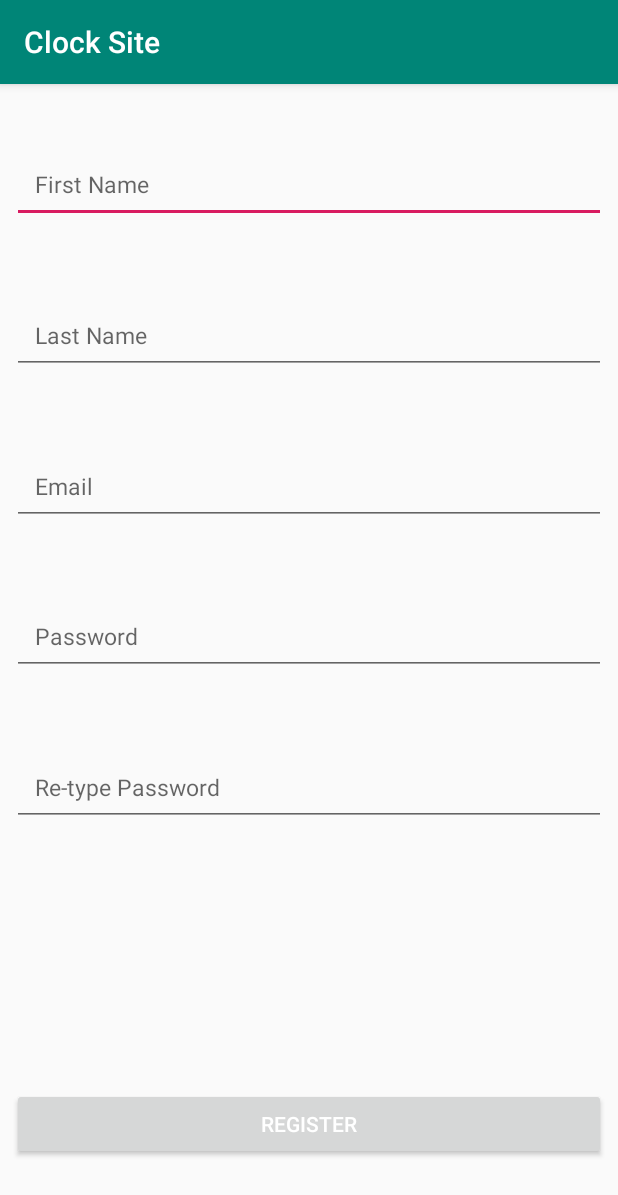
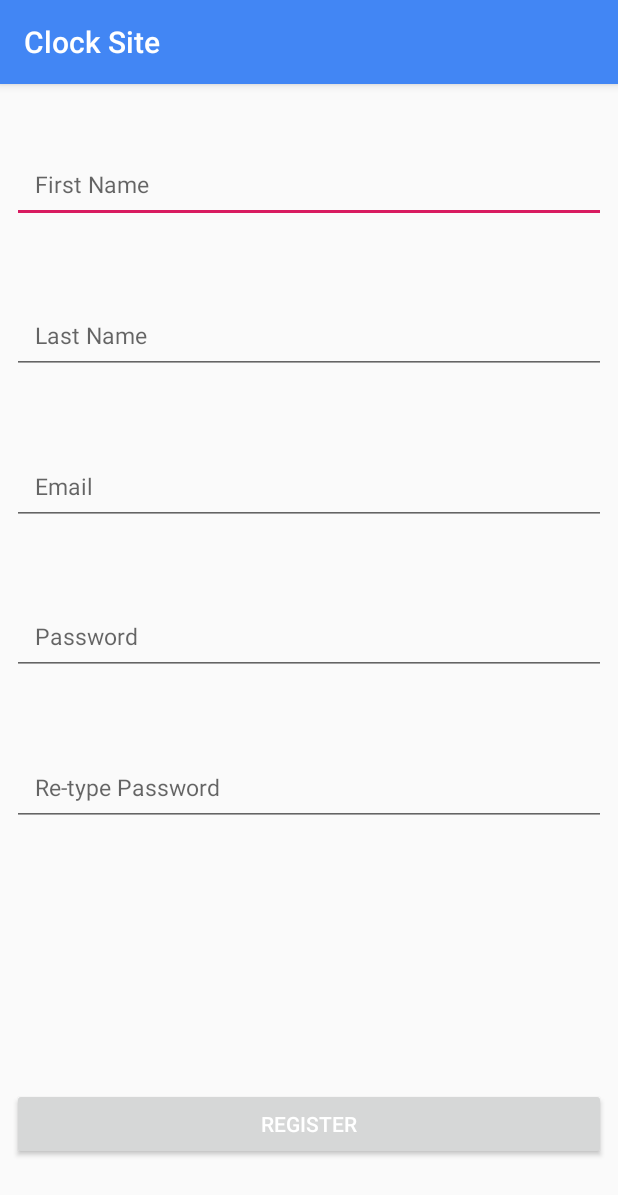
Before and after one commit to Jinlim01/mobileca1_geofence, an Android app: the RegisterActivity screen opened directly, with no data from a screen before it, on a phone screen of 412 x 824 dp. Shown: the top 1195 px of the screen. Run offline under Robolectric (Android 15) with nearby library versions, the phone set to English and light mode, and no system bars; our stand-ins replace Firebase (no records; nobody signed in at launch, a user with empty details on screens opened directly).

Commit message:
changed app name, added background image, change action bar color

```diff
--- a/app/src/main/res/layout/activity_main.xml
+++ b/app/src/main/res/layout/activity_main.xml
@@ -5,7 +5,8 @@
     xmlns:app="http://schemas.android.com/apk/res-auto"
     android:layout_width="match_parent"
     android:layout_height="match_parent"
-    tools:context=".MainActivity">
+    tools:context=".MainActivity"
+    android:background="@drawable/background">
 
     <EditText
         android:id="@+id/loginEmail"
@@ -62,7 +63,7 @@
         app:layout_constraintHorizontal_bias="0.0"
         app:layout_constraintStart_toStartOf="parent"
         app:layout_constraintTop_toBottomOf="@+id/et_login_password"
-        app:layout_constraintVertical_bias="0.942" />
+        app:layout_constraintVertical_bias="0.942"/>
 
     <Button
         android:id="@+id/login_register"
--- a/app/src/main/res/values/colors.xml
+++ b/app/src/main/res/values/colors.xml
@@ -3,4 +3,5 @@
     <color name="colorPrimary">#008577</color>
     <color name="colorPrimaryDark">#00574B</color>
     <color name="colorAccent">#D81B60</color>
+    <color name="colorBlue">#4286f4</color>
 </resources>
--- a/app/src/main/res/values/styles.xml
+++ b/app/src/main/res/values/styles.xml
@@ -3,7 +3,7 @@
     <!-- Base application theme. -->
     <style name="AppTheme" parent="Theme.AppCompat.Light.DarkActionBar">
         <!-- Customize your theme here. -->
-        <item name="colorPrimary">@color/colorPrimary</item>
+        <item name="colorPrimary">@color/colorBlue</item>
         <item name="colorPrimaryDark">@color/colorPrimaryDark</item>
         <item name="colorAccent">@color/colorAccent</item>
     </style>
```
